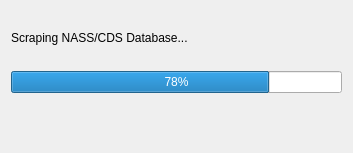
caden-maxwell/nhtsa-scrape, file src/app/ui/LoadingDialog.ui: the form before one commit.
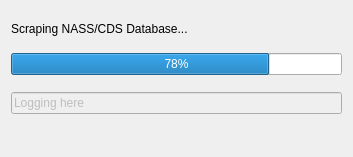
The form after the commit.

Diff of the .ui file:
```diff
--- a/src/app/ui/LoadingDialog.ui
+++ b/src/app/ui/LoadingDialog.ui
@@ -7,7 +7,7 @@
     <x>0</x>
     <y>0</y>
     <width>353</width>
-    <height>153</height>
+    <height>157</height>
    </rect>
   </property>
   <property name="windowTitle">
@@ -37,6 +37,16 @@
      </property>
     </widget>
    </item>
+   <item>
+    <widget class="QLineEdit" name="lineEdit">
+     <property name="enabled">
+      <bool>false</bool>
+     </property>
+     <property name="text">
+      <string>Logging here</string>
+     </property>
+    </widget>
+   </item>
    <item>
     <widget class="QDialogButtonBox" name="buttonBox">
      <property name="orientation">
```
